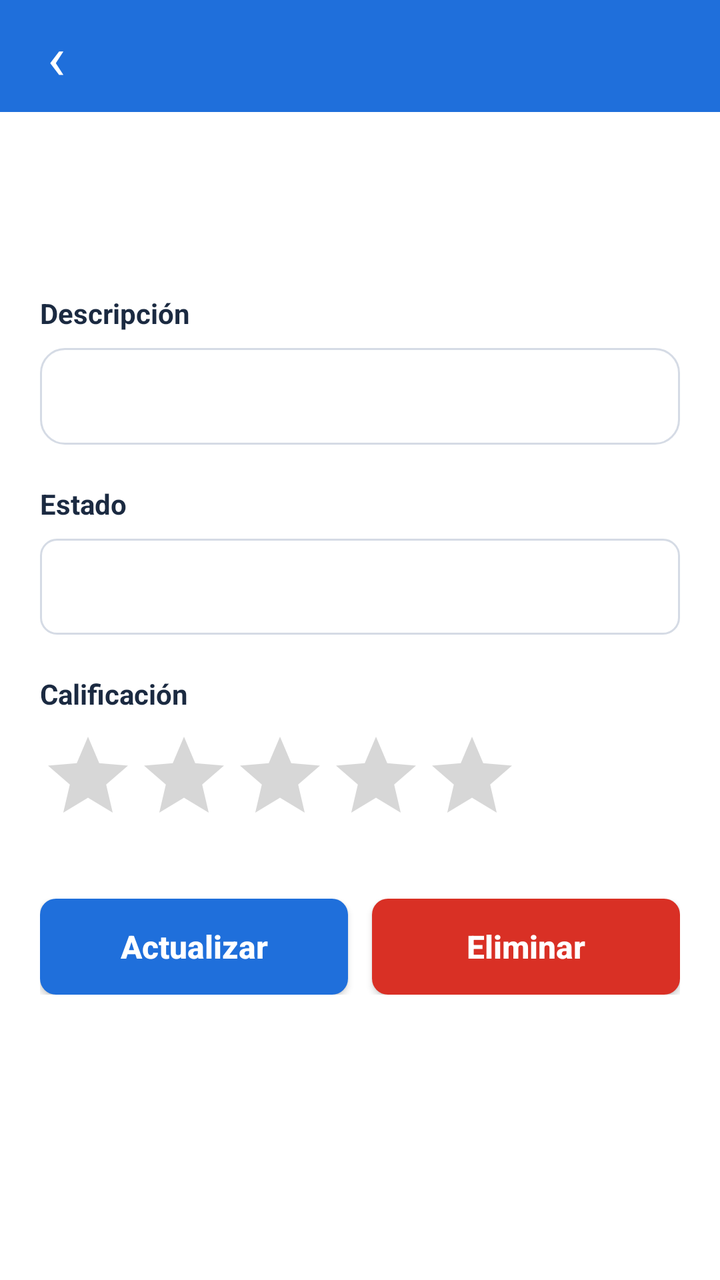
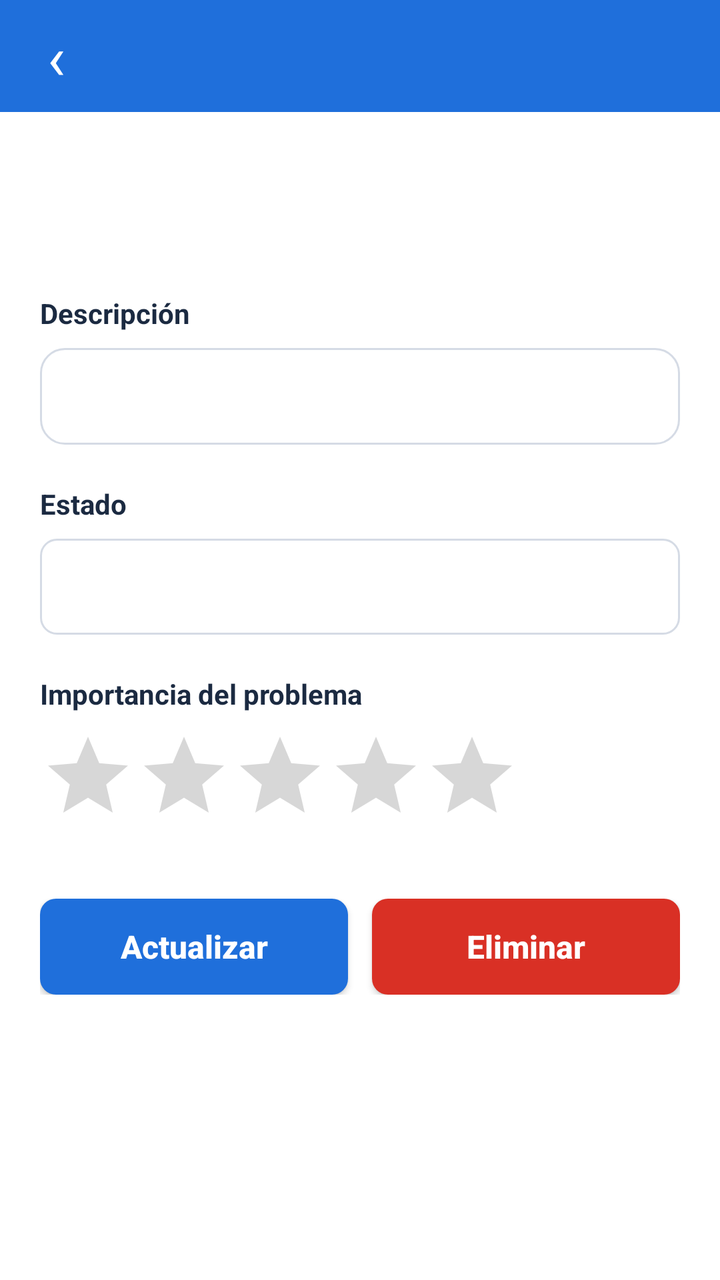

Before-and-after screenshots of an Android layout around one commit, followed by the original layout XML and the change that was made.
<!-- AndroidManifest.xml: application theme Theme.AppCompat.Light.NoActionBar -->
<!-- res/layout/activity_detalle_reporte.xml -->
<?xml version="1.0" encoding="utf-8"?>
<LinearLayout xmlns:android="http://schemas.android.com/apk/res/android"
    android:layout_width="match_parent"
    android:layout_height="match_parent"
    android:background="@color/blanco"
    android:orientation="vertical">

    <include layout="@layout/barra" />

    <ScrollView
        android:layout_width="match_parent"
        android:layout_height="match_parent">

        <LinearLayout
            android:layout_width="match_parent"
            android:layout_height="wrap_content"
            android:orientation="vertical"
            android:padding="20dp">

            <TextView
                android:id="@+id/tvCategoria"
                android:layout_width="wrap_content"
                android:layout_height="wrap_content"
                android:textColor="@color/texto"
                android:textSize="22sp"
                android:textStyle="bold" />

            <TextView
                android:id="@+id/tvInfo"
                android:layout_width="wrap_content"
                android:layout_height="wrap_content"
                android:layout_marginTop="4dp"
                android:textColor="@color/gris"
                android:textSize="13sp" />

            <TextView
                style="@style/Etiqueta"
                android:layout_width="wrap_content"
                android:layout_height="wrap_content"
                android:layout_marginTop="20dp"
                android:text="Descripción" />

            <TextView
                android:id="@+id/tvDescripcion"
                android:layout_width="match_parent"
                android:layout_height="wrap_content"
                android:layout_marginTop="8dp"
                android:background="@drawable/bg_tarjeta"
                android:padding="14dp"
                android:textColor="@color/texto"
                android:textSize="15sp" />

            <TextView
                style="@style/Etiqueta"
                android:layout_width="wrap_content"
                android:layout_height="wrap_content"
                android:layout_marginTop="20dp"
                android:text="Estado" />

            <Spinner
                android:id="@+id/spEstado"
                android:layout_width="match_parent"
                android:layout_height="48dp"
                android:layout_marginTop="8dp"
                android:background="@drawable/bg_campo" />

            <TextView
                style="@style/Etiqueta"
                android:layout_width="wrap_content"
                android:layout_height="wrap_content"
                android:layout_marginTop="20dp"
                android:text="Calificación" />

            <RatingBar
                android:id="@+id/rbCalificacion"
                android:layout_width="wrap_content"
                android:layout_height="wrap_content"
                android:layout_marginTop="8dp"
                android:numStars="5"
                android:progressTint="#F5A623"
                android:stepSize="1" />

            <LinearLayout
                android:layout_width="match_parent"
                android:layout_height="wrap_content"
                android:layout_marginTop="28dp"
                android:orientation="horizontal">

                <androidx.appcompat.widget.AppCompatButton
                    android:id="@+id/btnActualizar"
                    style="@style/BotonAzul"
                    android:layout_width="0dp"
                    android:layout_height="wrap_content"
                    android:layout_marginEnd="6dp"
                    android:layout_weight="1"
                    android:text="Actualizar" />

                <androidx.appcompat.widget.AppCompatButton
                    android:id="@+id/btnEliminar"
                    style="@style/BotonRojo"
                    android:layout_width="0dp"
                    android:layout_height="wrap_content"
                    android:layout_marginStart="6dp"
                    android:layout_weight="1"
                    android:text="Eliminar" />
            </LinearLayout>
        </LinearLayout>
    </ScrollView>
</LinearLayout>
<!-- res/layout/barra.xml (included above) -->
<?xml version="1.0" encoding="utf-8"?>
<LinearLayout xmlns:android="http://schemas.android.com/apk/res/android"
    android:layout_width="match_parent"
    android:layout_height="56dp"
    android:background="@color/azul"
    android:gravity="center_vertical"
    android:orientation="horizontal">

    <TextView
        android:id="@+id/barraIzq"
        android:layout_width="56dp"
        android:layout_height="match_parent"
        android:gravity="center"
        android:text="‹"
        android:textColor="@color/blanco"
        android:textSize="30sp" />

    <TextView
        android:id="@+id/barraTitulo"
        android:layout_width="0dp"
        android:layout_height="wrap_content"
        android:layout_weight="1"
        android:gravity="center"
        android:textColor="@color/blanco"
        android:textSize="18sp"
        android:textStyle="bold" />

    <View
        android:layout_width="56dp"
        android:layout_height="1dp" />
</LinearLayout>
<!-- resources referenced by this layout -->
<resources>
  <color name="azul">#1F6FDB</color>
  <color name="blanco">#FFFFFF</color>
  <color name="gris">#6B7685</color>
  <color name="texto">#1B2A41</color>
  <!-- drawable bg_campo (drawable) -->
  <?xml version="1.0" encoding="utf-8"?>
  <shape xmlns:android="http://schemas.android.com/apk/res/android" android:shape="rectangle">
      <solid android:color="@color/blanco" />
      <stroke android:width="1dp" android:color="@color/borde" />
      <corners android:radius="8dp" />
  </shape>
  <!-- drawable bg_tarjeta (drawable) -->
  <?xml version="1.0" encoding="utf-8"?>
  <shape xmlns:android="http://schemas.android.com/apk/res/android" android:shape="rectangle">
      <solid android:color="@color/blanco" />
      <stroke android:width="1dp" android:color="@color/borde" />
      <corners android:radius="12dp" />
  </shape>
  <style name="BotonAzul" parent="Widget.AppCompat.Button">
          <item name="android:background">@drawable/bg_boton</item>
          <item name="android:textColor">@color/blanco</item>
          <item name="android:textAllCaps">false</item>
          <item name="android:textStyle">bold</item>
          <item name="android:textSize">16sp</item>
      </style>
  <style name="BotonRojo" parent="BotonAzul">
          <item name="android:background">@drawable/bg_boton_rojo</item>
      </style>
  <style name="Etiqueta">
          <item name="android:textColor">@color/texto</item>
          <item name="android:textStyle">bold</item>
          <item name="android:textSize">14sp</item>
      </style>
  <color name="borde">#D5DBE5</color>
  <!-- drawable bg_boton (drawable) -->
  <?xml version="1.0" encoding="utf-8"?>
  <shape xmlns:android="http://schemas.android.com/apk/res/android" android:shape="rectangle">
      <solid android:color="@color/azul" />
      <corners android:radius="8dp" />
  </shape>
  <!-- drawable bg_boton_rojo (drawable) -->
  <?xml version="1.0" encoding="utf-8"?>
  <shape xmlns:android="http://schemas.android.com/apk/res/android" android:shape="rectangle">
      <solid android:color="@color/rojo" />
      <corners android:radius="8dp" />
  </shape>
  <color name="rojo">#D93025</color>
</resources>

<!-- the commit's change to res/layout/activity_detalle_reporte.xml (unified diff, before → after) -->
@@ -69,7 +69,7 @@
                 android:layout_width="wrap_content"
                 android:layout_height="wrap_content"
                 android:layout_marginTop="20dp"
-                android:text="Calificación" />
+                android:text="Importancia del problema" />
 
             <RatingBar
                 android:id="@+id/rbCalificacion"
